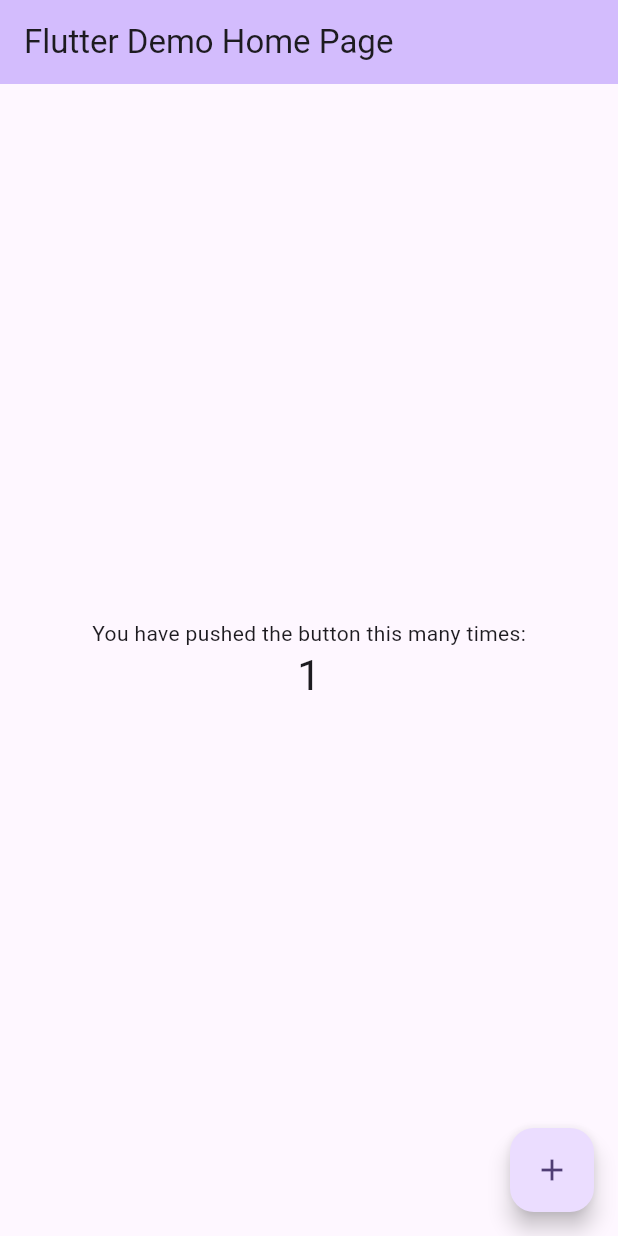
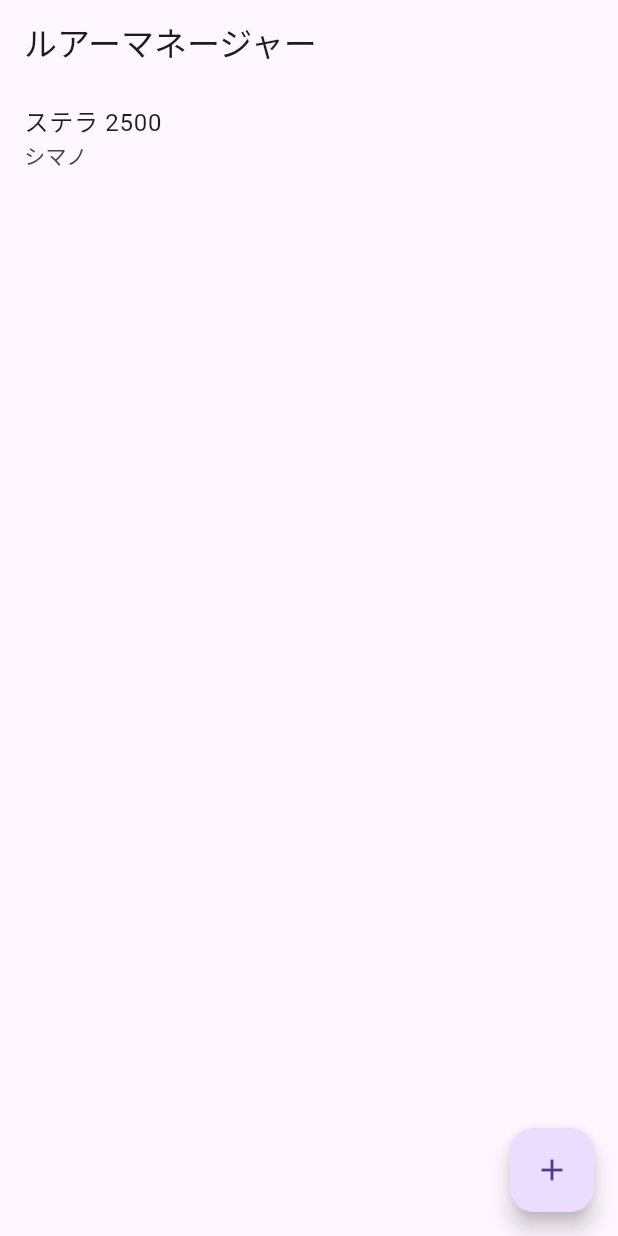
Before and after one commit to etakashi-sudo/flutter_fishingApp, a Flutter app: the screen it shows after launch, after a tap on the "add" icon, on a phone screen of 412 x 824 dp. Run offline on Flutter 3.47's test engine with Material 3 defaults, Android fonts, the phone set to English and light mode, and no system bars; our stand-ins replace isar; accounts and stored records are empty; generated files the repository leaves out were written again.

Commit message:
isarの導入

```diff
--- a/lib/main.dart
+++ b/lib/main.dart
@@ -1,98 +1,86 @@
 import 'package:flutter/material.dart';
+import 'package:isar/isar.dart';
+import 'package:path_provider/path_provider.dart';
+import 'models/lure.dart';
 
-class Lure {
-  final String id;
-  final String name;
-  final String? brand;
-  final double weight;
-  final int? price;
+void main() async {
+  // 1. Flutterエンジンの初期化
+  WidgetsFlutterBinding.ensureInitialized();
 
-  Lure({
-    required this.id,
-    required this.name,
-    required this.weight,
-    this.brand,
-    this.price,
-  });
+  // 2. 端末内の保存場所を確保 (C++でいうディレクトリパスの取得)
+  final dir = await getApplicationDocumentsDirectory();
 
-  void printName() {
-    print("ルアー名: $name, 重さ: $weight");
-  }
-}
+  // 3. データベースをオープン (LureSchemaは自動生成されたファイルの中に定義されています)
+  final isar = await Isar.open([LureSchema], directory: dir.path);
 
-class Fish {
-  final String name;
-  final double weight;
-  final bool? isFresh;
-
-  Fish({this.name = "fishbone", this.weight = 0.0, this.isFresh});
-
-  void printName() {
-    print("魚の名前: $name");
-    if (isFresh != null) {
-      print("新鮮かどうか: ${isFresh! ? "新鮮" : "古い"}");
-    }
-  }
-}
-
-void main() {
-  runApp(const MyApp());
+  // アプリ起動。isarインスタンスをコンストラクタで渡す
+  runApp(MyApp(isar: isar));
 }
 
 class MyApp extends StatelessWidget {
-  const MyApp({super.key});
+  final Isar isar;
+  const MyApp({super.key, required this.isar});
 
-  // This widget is the root of your application.
   @override
   Widget build(BuildContext context) {
-    return MaterialApp(
-      title: 'Flutter Demo',
-      theme: ThemeData(colorScheme: .fromSeed(seedColor: Colors.deepPurple)),
-      home: const MyHomePage(title: 'Flutter Demo Home Page'),
-    );
+    return MaterialApp(home: MyHomePage(isar: isar));
   }
 }
 
 class MyHomePage extends StatefulWidget {
-  const MyHomePage({super.key, required this.title});
-
-  final String title;
+  final Isar isar;
+  const MyHomePage({super.key, required this.isar});
 
   @override
   State<MyHomePage> createState() => _MyHomePageState();
 }
 
 class _MyHomePageState extends State<MyHomePage> {
-  int _counter = 0;
+  // DBから取得したデータを保持するリスト
+  List<Lure> _lures = [];
 
-  void _incrementCounter() {
+  @override
+  void initState() {
+    super.initState();
+    _refreshLures(); // 起動時にデータを読み込む
+  }
+
+  // DBから全件取得して画面を更新する
+  Future<void> _refreshLures() async {
+    final allLures = await widget.isar.lures.where().findAll();
     setState(() {
-      _counter++;
+      _lures = allLures;
     });
+  }
+
+  // 新しいルアーを1つ追加する
+  Future<void> _addLure() async {
+    final newLure = Lure()
+      ..name = 'ステラ 2500'
+      ..brand = 'シマノ'
+      ..lastUsedAt = DateTime.now();
+
+    // Isarの書き込みは必ず「writeTxn（トランザクション）」の中で行うルール
+    await widget.isar.writeTxn(() async {
+      await widget.isar.lures.put(newLure);
+    });
+
+    _refreshLures(); // 保存したらリストを再読み込み
   }
 
   @override
   Widget build(BuildContext context) {
     return Scaffold(
-      appBar: AppBar(
-        backgroundColor: Theme.of(context).colorScheme.inversePrimary,
-        title: Text(widget.title),
-      ),
-      body: Center(
-        child: Column(
-          mainAxisAlignment: .center,
-          children: [
-            const Text('You have pushed the button this many times:'),
-            Text(
-              '$_counter',
-              style: Theme.of(context).textTheme.headlineMedium,
-            ),
-          ],
-        ),
+      appBar: AppBar(title: const Text('ルアーマネージャー')),
+      body: ListView.builder(
+        itemCount: _lures.length,
+        itemBuilder: (context, index) {
+          final lure = _lures[index];
+          return ListTile(title: Text(lure.name), subtitle: Text(lure.brand));
+        },
       ),
       floatingActionButton: FloatingActionButton(
-        onPressed: _incrementCounter,
-        tooltip: 'Increment',
+        onPressed: _addLure,
         child: const Icon(Icons.add),
       ),
     );
--- /dev/null
+++ b/lib/models/lure.dart
@@ -0,0 +1,13 @@
+import 'package:isar/isar.dart';
+
+part 'lure.g.dart';
+
+@Collection()
+class Lure {
+  Id id = Isar.autoIncrement;
+
+  late String name;
+  late String brand;
+
+  DateTime? lastUsedAt;
+}
```
Also changed, not shown: pubspec.yaml (+7 -12 lines), lib/models/lure.g.dart (added), pubspec.lock, 14 other files.
